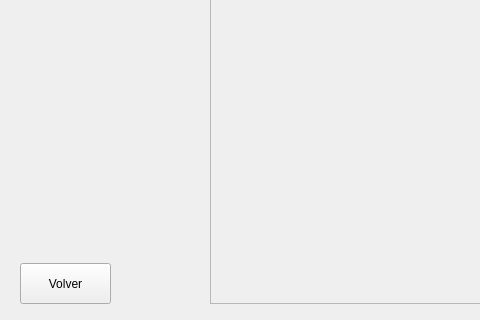
The window that ui/recetas_main.ui (Damapa03/Veterinaria) describes before a commit, drawn with Qt 5; both pictures show x 0 to 480 and y 277 to 597 of the 800 by 597 pixel window.
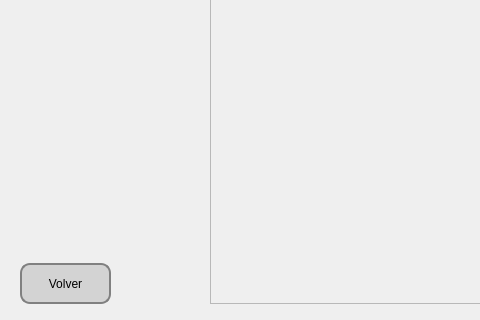
The same window after the commit.

Diff of the .ui file:
```diff
--- a/ui/recetas_main.ui
+++ b/ui/recetas_main.ui
@@ -36,6 +36,23 @@
       <height>41</height>
      </rect>
     </property>
+    <property name="styleSheet">
+     <string notr="true">QPushButton {
+    background-color: lightgray;
+    color: black;
+    border: 2px solid gray;
+    border-radius: 10px;
+    padding: 5px;
+}
+
+QPushButton:hover {
+    background-color: silver;
+}
+
+QPushButton:pressed {
+    background-color: darkgray;
+}</string>
+    </property>
     <property name="text">
      <string>Volver</string>
     </property>
```
